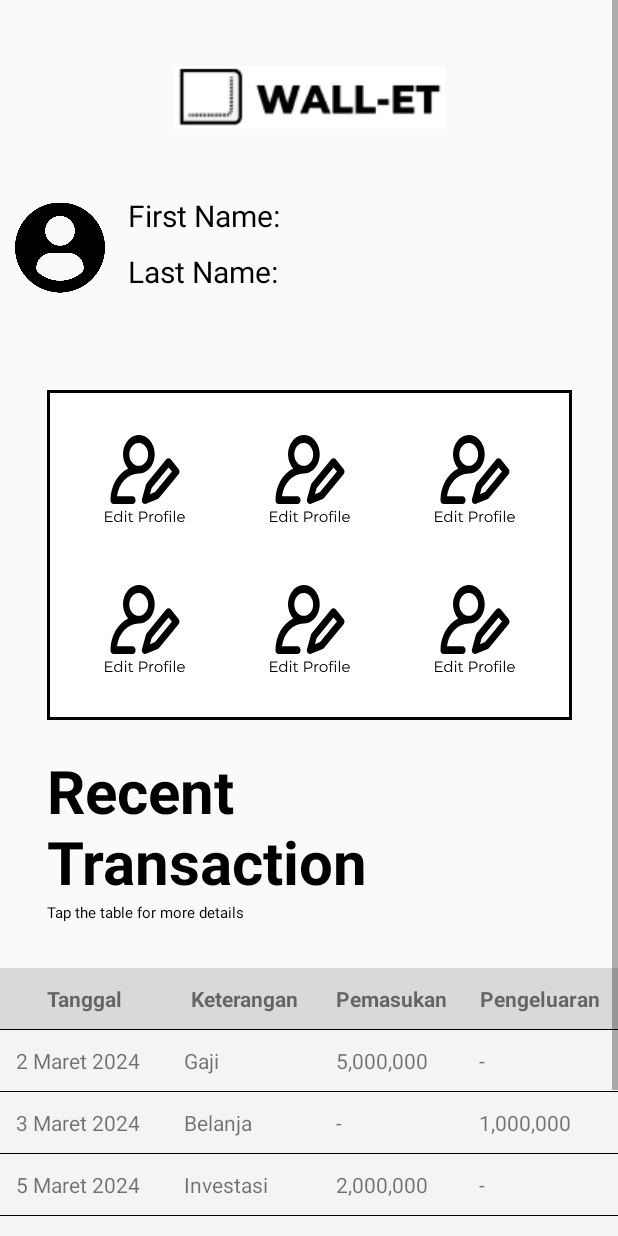
After one commit to andreasrs00/WallEt, an Android app built with Jetpack Compose: the profile screen opened directly, with no data from a screen before it, on a phone screen of 412 x 824 dp. The commit adds this screen. Run offline under Robolectric (Android 15) with nearby library versions, the phone set to English and light mode, and no system bars.

Commit message:
tampilan profile, categories

```diff
--- a/app/src/main/AndroidManifest.xml
+++ b/app/src/main/AndroidManifest.xml
@@ -1,5 +1,6 @@
 <manifest xmlns:android="http://schemas.android.com/apk/res/android"
     xmlns:tools="http://schemas.android.com/tools">
+
 
     <application
         android:allowBackup="true"
--- /dev/null
+++ b/app/src/main/java/com/example/wallet/profile.kt
@@ -0,0 +1,84 @@
+package com.example.wallet
+
+import android.annotation.SuppressLint
+import android.graphics.Typeface
+import android.os.Bundle
+import android.view.Gravity
+import android.view.View
+import android.widget.TableLayout
+import android.widget.TableRow
+import android.widget.TextView
+import androidx.appcompat.app.AppCompatActivity
+import androidx.core.content.ContextCompat
+
+class profile : AppCompatActivity() {
+    @SuppressLint("MissingInflatedId")
+    override fun onCreate(savedInstanceState: Bundle?) {
+        super.onCreate(savedInstanceState)
+        setContentView(R.layout.activity_profile)
+
+        val myLayout = findViewById<View>(R.id.main)
+
+        myLayout?.setOnApplyWindowInsetsListener { view, insets ->
+            view.onApplyWindowInsets(insets)
+
+
+        }
+        val data = listOf(
+            listOf("Tanggal", "Keterangan", "Pemasukan", "Pengeluaran"),
+            listOf("2 Maret 2024", "Gaji", "5,000,000", "-"),
+            listOf("3 Maret 2024", "Belanja", "-", "1,000,000"),
+            listOf("5 Maret 2024", "Investasi", "2,000,000", "-"),
+            listOf("10 Maret 2024", "Makan Siang", "-", "50,000"),
+            listOf("15 Maret 2024", "Bonus", "1,000,000", "-"),
+            listOf("20 Maret 2024", "Transportasi", "-", "100,000")
+        )
+
+        val tableLayout: TableLayout = findViewById(R.id.tabel_layout)
+
+// Iterasi melalui setiap baris data
+        for ((index, row) in data.withIndex()) {
+            val tableRow = TableRow(this)
+
+            // Atur latar belakang untuk header
+            if (index == 0) {
+                tableRow.setBackgroundColor(ContextCompat.getColor(this, R.color.light_gray))
+            }
+
+            for (cell in row) {
+                val textView = TextView(this)
+                textView.text = cell
+                textView.setPadding(16, 16, 16, 16) // Padding dalam dp
+                textView.layoutParams = TableRow.LayoutParams(
+                    TableRow.LayoutParams.WRAP_CONTENT,
+                    TableRow.LayoutParams.WRAP_CONTENT
+                )
+
+                // Atur gaya teks untuk header
+                if (index == 0) {
+                    textView.setTypeface(null, Typeface.BOLD) // Teks tebal untuk header
+                    textView.gravity = Gravity.CENTER
+                } else {
+                    textView.gravity = Gravity.START // Rata kiri untuk data
+                }
+
+                tableRow.addView(textView)
+            }
+
+            // Tambahkan garis pembatas di bawah setiap baris
+            val divider = View(this)
+            divider.layoutParams = TableLayout.LayoutParams(
+                TableLayout.LayoutParams.MATCH_PARENT,
+                1
+            )
+            divider.setBackgroundColor(ContextCompat.getColor(this, R.color.primary))
+
+            tableLayout.addView(tableRow)
+            if (index != data.size - 1) {
+                tableLayout.addView(divider) // Jangan tambahkan garis pembatas di baris terakhir
+            }
+        }
+
+
+    }
+}
--- a/app/src/main/res/layout/activity_profile.xml
+++ b/app/src/main/res/layout/activity_profile.xml
@@ -177,10 +177,21 @@
             tools:ignore="SmallSp" />
 
 
-        <androidx.recyclerview.widget.RecyclerView
-            android:id="@+id/recyclerView"
-            android:layout_width="match_parent"
-            android:layout_height="match_parent"/>
+        <TableLayout
+            android:id="@+id/tabel_layout"
+            android:layout_width="wrap_content"
+            android:layout_height="wrap_content"
+            android:background="@color/gray"
+            app:layout_constraintTop_toBottomOf="@id/tvtapthetable"
+            app:layout_constraintStart_toStartOf="parent"
+            app:layout_constraintEnd_toEndOf="parent"
+            android:layout_marginTop="30dp"
+            android:gravity="center"
+            >
+
+
+
+        </TableLayout>
 
 
 
--- a/app/src/main/res/values/colors.xml
+++ b/app/src/main/res/values/colors.xml
@@ -6,6 +6,8 @@
     <color name="green">#197F2C</color>
     <color name="red">#BA1B1B</color>
     <color name="gray">#F4F4F4F4</color>
+    <color name="light_gray">#D9D9D9</color>
+
 
     <color name="grey">#E9E9E9</color>
     <color name="blue">#0068FF</color>
```
Also changed, not shown: app/src/main/res/drawable/gifts.xml (+6 -6 lines), app/src/main/res/drawable/rents.xml (added, +13 -0 lines), app/src/main/res/layout/activity_categories.xml (+23 -26 lines), app/src/main/res/drawable/grocier.xml (renamed from app/src/main/res/drawable/rent.xml).
